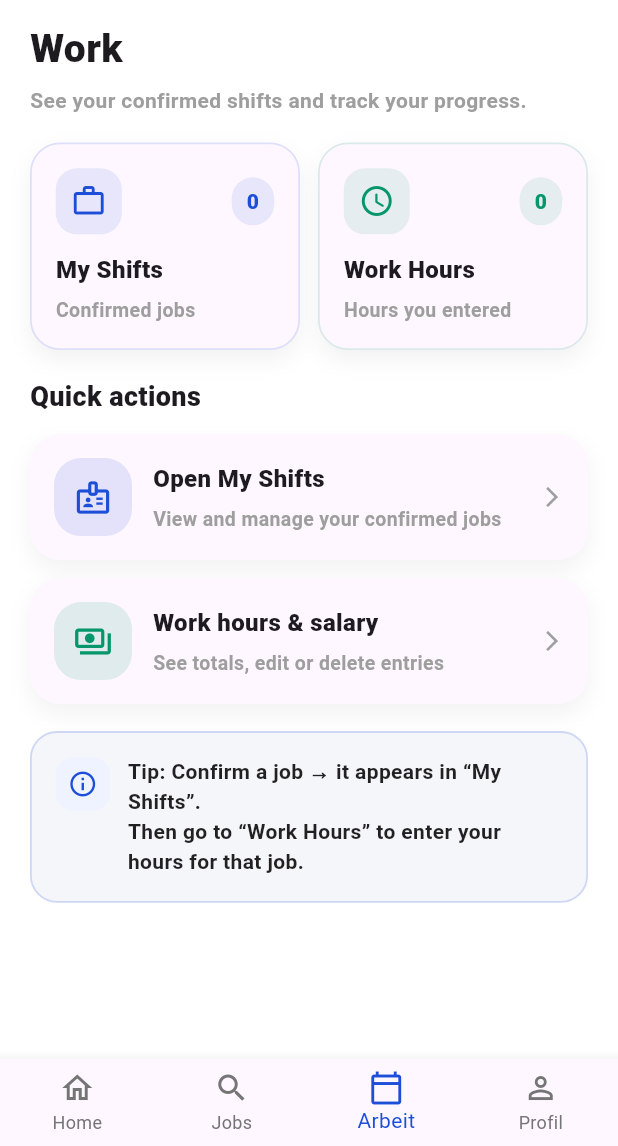
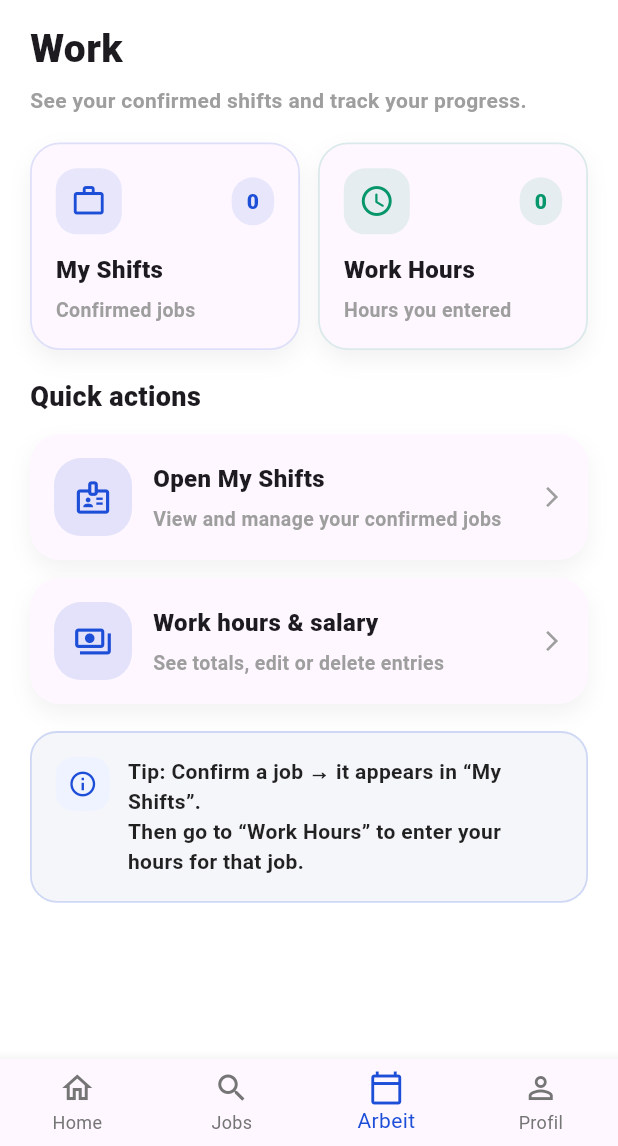
Before and after one commit to Yann23-steve/Team-19-Ema, a Flutter app: the Navigation screen opened directly, item 3 of the bottom bar chosen, on a phone screen of 412 x 824 dp, the part 90-1236 px from its top. Run offline on Flutter 3.47's test engine with Material 3 defaults, Android fonts, the phone set to English and light mode, and no system bars; our stand-ins replace cloud_firestore, firebase_auth, firebase_core, firebase_messaging, image_picker, shared_preferences; accounts and stored records are empty.

```diff
--- a/lib/features/work/work.dart
+++ b/lib/features/work/work.dart
@@ -146,7 +146,7 @@ class WorkPage extends StatelessWidget {
               title: "Work hours & salary",
               subtitle: "See totals, edit or delete entries",
               icon: Icons.payments_outlined,
-              accent: const Color(0xFF059669),
+              accent: const Color(0xFF1D4ED8),
               onTap: () {
                 if (user == null) return;
                 Navigator.push(
```
Also changed, not shown: 4 other files.
